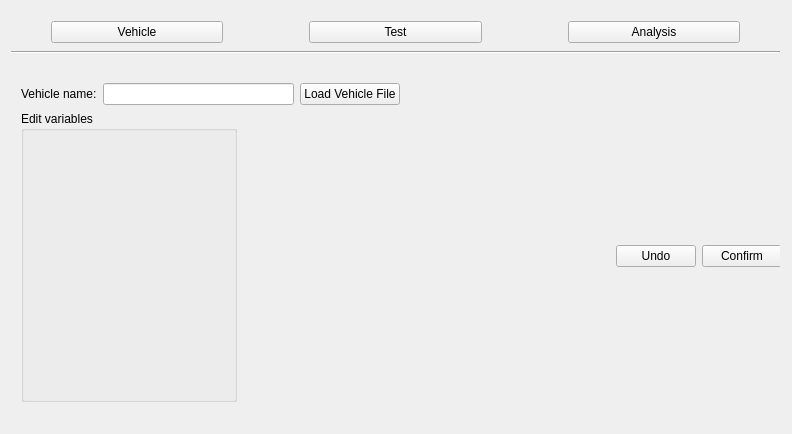
Above: mainwindow.ui from RoyJames/VisVehicle before the change. Below: the same form after it.
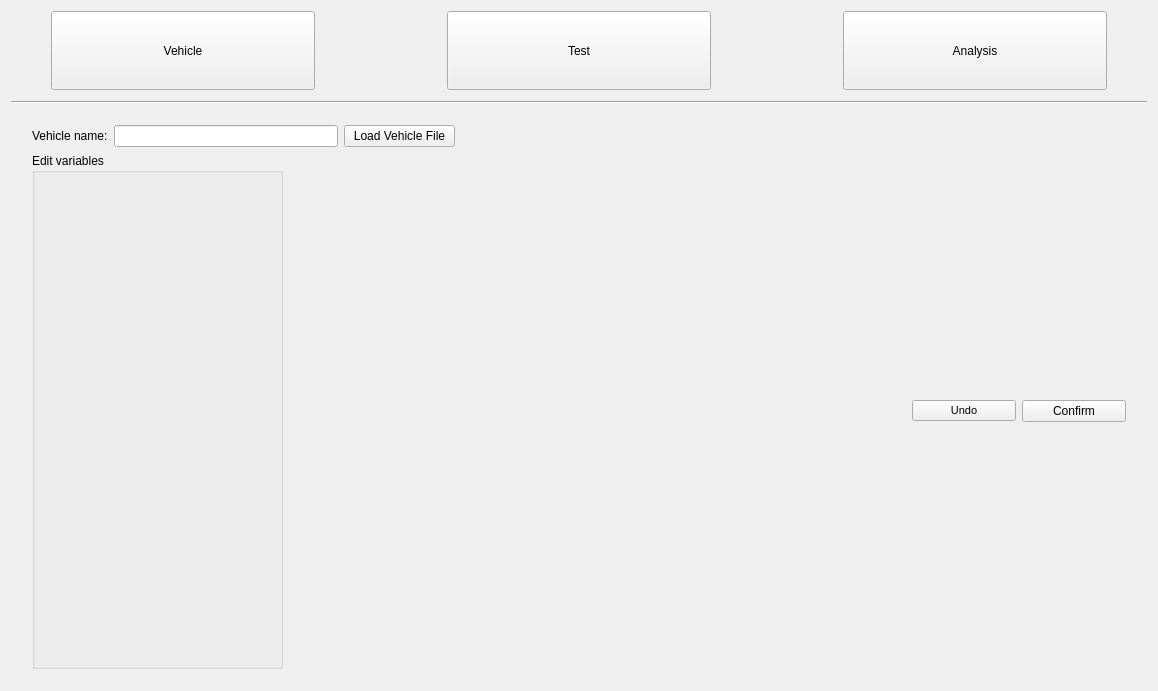
That is the form after the change.

Commit message: corrected resizing policy

Patch:
```diff
--- a/mainwindow.ui
+++ b/mainwindow.ui
@@ -6,14 +6,14 @@
    <rect>
     <x>0</x>
     <y>0</y>
-    <width>792</width>
-    <height>434</height>
+    <width>1158</width>
+    <height>691</height>
    </rect>
   </property>
   <property name="sizePolicy">
    <sizepolicy hsizetype="Expanding" vsizetype="Expanding">
-    <horstretch>0</horstretch>
-    <verstretch>0</verstretch>
+    <horstretch>1</horstretch>
+    <verstretch>1</verstretch>
    </sizepolicy>
   </property>
   <property name="windowTitle">
@@ -22,19 +22,15 @@
   <widget class="QWidget" name="centralWidget">
    <property name="sizePolicy">
     <sizepolicy hsizetype="Expanding" vsizetype="Expanding">
-     <horstretch>0</horstretch>
-     <verstretch>0</verstretch>
+     <horstretch>1</horstretch>
+     <verstretch>1</verstretch>
     </sizepolicy>
    </property>
-   <widget class="QWidget" name="">
-    <property name="geometry">
-     <rect>
-      <x>0</x>
-      <y>10</y>
-      <width>791</width>
-      <height>421</height>
-     </rect>
+   <layout class="QGridLayout" name="gridLayout" rowstretch="0" columnstretch="0">
+    <property name="sizeConstraint">
+     <enum>QLayout::SetMaximumSize</enum>
     </property>
+    <item row="0" column="0">
     <layout class="QVBoxLayout" name="verticalLayout_4" stretch="7,1,50">
      <item>
       <layout class="QHBoxLayout" name="horizontalLayout" stretch="2,1,2,1,2">
@@ -52,6 +48,12 @@
        </property>
        <item>
         <widget class="QPushButton" name="pushButton_load">
+          <property name="sizePolicy">
+           <sizepolicy hsizetype="Expanding" vsizetype="Expanding">
+            <horstretch>0</horstretch>
+            <verstretch>0</verstretch>
+           </sizepolicy>
+          </property>
          <property name="text">
           <string>Vehicle</string>
          </property>
@@ -72,6 +74,12 @@
        </item>
        <item>
         <widget class="QPushButton" name="pushButton_condition">
+          <property name="sizePolicy">
+           <sizepolicy hsizetype="Expanding" vsizetype="Expanding">
+            <horstretch>0</horstretch>
+            <verstretch>0</verstretch>
+           </sizepolicy>
+          </property>
          <property name="text">
           <string>Test</string>
          </property>
@@ -92,6 +100,12 @@
        </item>
        <item>
         <widget class="QPushButton" name="pushButton_simulate">
+          <property name="sizePolicy">
+           <sizepolicy hsizetype="Expanding" vsizetype="Expanding">
+            <horstretch>0</horstretch>
+            <verstretch>0</verstretch>
+           </sizepolicy>
+          </property>
          <property name="text">
           <string>Analysis</string>
          </property>
@@ -116,8 +130,8 @@
       <widget class="QStackedWidget" name="stackedWidget">
        <property name="sizePolicy">
         <sizepolicy hsizetype="Expanding" vsizetype="Expanding">
-         <horstretch>0</horstretch>
-         <verstretch>0</verstretch>
+          <horstretch>1</horstretch>
+          <verstretch>1</verstretch>
         </sizepolicy>
        </property>
        <property name="currentIndex">
@@ -126,20 +140,13 @@
        <widget class="QWidget" name="page_load">
         <property name="sizePolicy">
          <sizepolicy hsizetype="Expanding" vsizetype="Expanding">
-          <horstretch>0</horstretch>
-          <verstretch>0</verstretch>
-         </sizepolicy>
-        </property>
-        <widget class="QWidget" name="">
-         <property name="geometry">
-          <rect>
-           <x>0</x>
-           <y>10</y>
-           <width>781</width>
-           <height>341</height>
-          </rect>
-         </property>
-         <layout class="QVBoxLayout" name="verticalLayout_2">
+           <horstretch>1</horstretch>
+           <verstretch>1</verstretch>
+          </sizepolicy>
+         </property>
+         <layout class="QGridLayout" name="gridLayout_2">
+          <item row="0" column="0">
+           <layout class="QVBoxLayout" name="verticalLayout_2" stretch="1,10">
           <property name="sizeConstraint">
            <enum>QLayout::SetMinimumSize</enum>
           </property>
@@ -150,9 +157,18 @@
            <number>10</number>
           </property>
           <item>
-           <layout class="QHBoxLayout" name="horizontalLayout_vehiclename" stretch="1,3,0,6">
+             <layout class="QHBoxLayout" name="horizontalLayout_vehiclename" stretch="1,2,1,6">
+              <property name="spacing">
+               <number>6</number>
+              </property>
             <item>
              <widget class="QLabel" name="label">
+                <property name="sizePolicy">
+                 <sizepolicy hsizetype="Fixed" vsizetype="Preferred">
+                  <horstretch>0</horstretch>
+                  <verstretch>0</verstretch>
+                 </sizepolicy>
+                </property>
               <property name="text">
                <string>Vehicle name:</string>
               </property>
@@ -184,33 +200,27 @@
            </layout>
           </item>
           <item>
-           <layout class="QHBoxLayout" name="horizontalLayout_editvars" stretch="4,10">
+             <layout class="QHBoxLayout" name="horizontalLayout_editvars" stretch="3,10">
             <item>
              <widget class="QGroupBox" name="groupBox_vars">
               <property name="sizePolicy">
                <sizepolicy hsizetype="Expanding" vsizetype="Expanding">
                 <horstretch>1</horstretch>
-                <verstretch>0</verstretch>
+                  <verstretch>1</verstretch>
                </sizepolicy>
               </property>
               <property name="title">
                <string>Edit variables</string>
               </property>
-              <widget class="QWidget" name="verticalLayoutWidget">
-               <property name="geometry">
-                <rect>
-                 <x>10</x>
-                 <y>20</y>
-                 <width>201</width>
-                 <height>281</height>
-                </rect>
-               </property>
+                <layout class="QGridLayout" name="gridLayout_3">
+                 <item row="0" column="0">
                <layout class="QVBoxLayout" name="verticalLayout_loadFile">
                 <property name="sizeConstraint">
-                 <enum>QLayout::SetDefaultConstraint</enum>
-                </property>
-               </layout>
-              </widget>
+                    <enum>QLayout::SetMaximumSize</enum>
+                   </property>
+                  </layout>
+                 </item>
+                </layout>
               <zorder>verticalLayoutWidget</zorder>
               <zorder>line</zorder>
              </widget>
@@ -218,15 +228,18 @@
             <item>
              <layout class="QVBoxLayout" name="verticalLayout_display" stretch="1">
               <property name="spacing">
-               <number>0</number>
+                 <number>10</number>
               </property>
               <item>
-               <layout class="QHBoxLayout" name="horizontalLayout_sql">
+                 <layout class="QHBoxLayout" name="horizontalLayout_sql" stretch="6,1,1">
                 <item>
                  <spacer name="horizontalSpacer_3">
                   <property name="orientation">
                    <enum>Qt::Horizontal</enum>
                   </property>
+                    <property name="sizeType">
+                     <enum>QSizePolicy::Expanding</enum>
+                    </property>
                   <property name="sizeHint" stdset="0">
                    <size>
                     <width>40</width>
@@ -237,13 +250,48 @@
                 </item>
                 <item>
                  <widget class="QPushButton" name="pushButton_undo">
+                    <property name="sizePolicy">
+                     <sizepolicy hsizetype="Expanding" vsizetype="Fixed">
+                      <horstretch>1</horstretch>
+                      <verstretch>0</verstretch>
+                     </sizepolicy>
+                    </property>
+                    <property name="font">
+                     <font>
+                      <pointsize>8</pointsize>
+                     </font>
+                    </property>
                   <property name="text">
                    <string>Undo</string>
                   </property>
+                    <property name="checkable">
+                     <bool>false</bool>
+                    </property>
+                    <property name="autoDefault">
+                     <bool>false</bool>
+                    </property>
+                    <property name="default">
+                     <bool>false</bool>
+                    </property>
+                    <property name="flat">
+                     <bool>false</bool>
+                    </property>
                  </widget>
                 </item>
                 <item>
                  <widget class="QPushButton" name="pushButton_confirm">
+                    <property name="sizePolicy">
+                     <sizepolicy hsizetype="Expanding" vsizetype="Fixed">
+                      <horstretch>1</horstretch>
+                      <verstretch>0</verstretch>
+                     </sizepolicy>
+                    </property>
+                    <property name="maximumSize">
+                     <size>
+                      <width>16777215</width>
+                      <height>16777215</height>
+                     </size>
+                    </property>
                   <property name="text">
                    <string>Confirm</string>
                   </property>
@@ -256,7 +304,8 @@
            </layout>
           </item>
          </layout>
-        </widget>
+          </item>
+         </layout>
        </widget>
        <widget class="QWidget" name="page_conditions">
         <widget class="QLabel" name="label_2">
@@ -286,11 +335,19 @@
          </property>
         </widget>
        </widget>
-       <widget class="QWidget" name="page_simulation"/>
-      </widget>
-     </item>
-    </layout>
-   </widget>
+        <widget class="QWidget" name="page_simulation">
+         <property name="sizePolicy">
+          <sizepolicy hsizetype="Expanding" vsizetype="Expanding">
+           <horstretch>1</horstretch>
+           <verstretch>1</verstretch>
+          </sizepolicy>
+         </property>
+        </widget>
+       </widget>
+      </item>
+     </layout>
+    </item>
+   </layout>
    <zorder>stackedWidget</zorder>
    <zorder>horizontalLayoutWidget</zorder>
    <zorder>line</zorder>
```
Left out of the diff: 6 changed lines with no effect on the pictures. Lines whose indentation alone changed are shown as unchanged. The commit also changes 1 other file.
